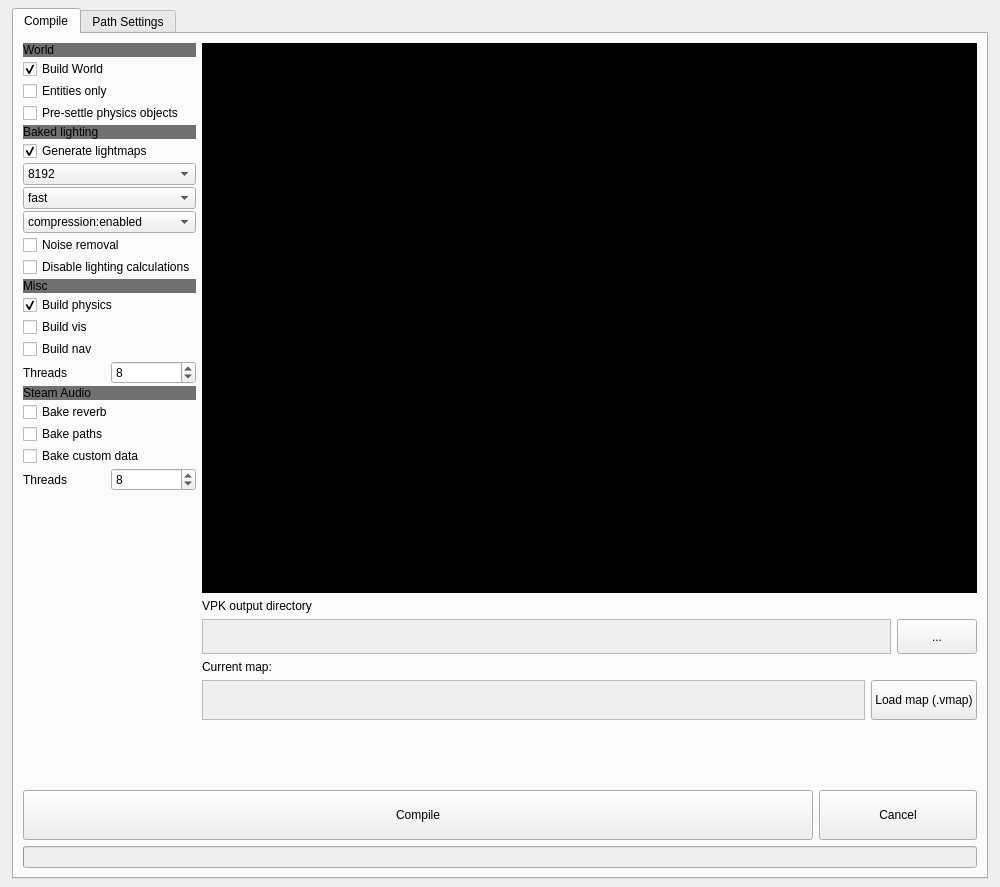
Before: the Qt Designer form ui/s2ec.ui in KETALx/s2_externalcoompiler, drawn with Qt 5.
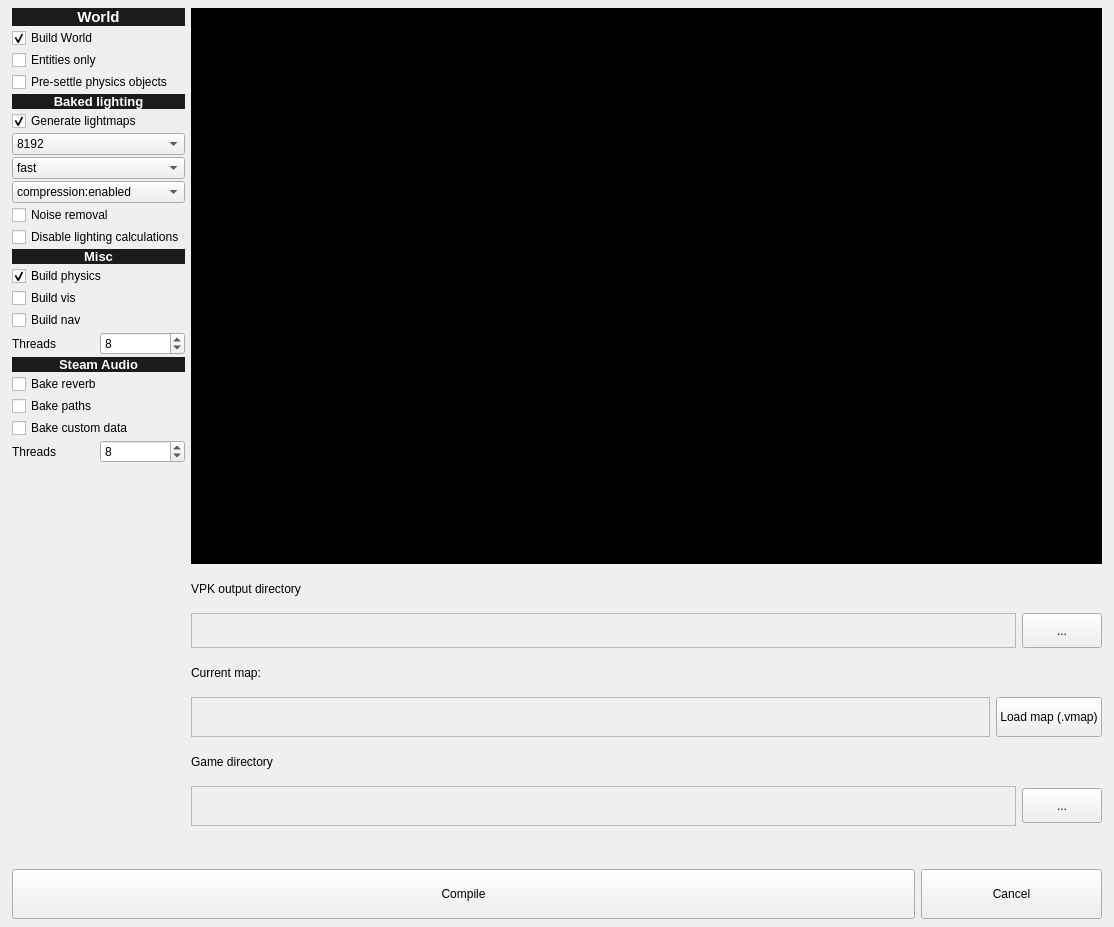
After: the same form once the commit is applied. Icons and pictures are not drawn.

Patch:
```diff
--- a/ui/s2ec.ui
+++ b/ui/s2ec.ui
@@ -6,8 +6,8 @@
    <rect>
     <x>0</x>
     <y>0</y>
-    <width>1000</width>
-    <height>887</height>
+    <width>1114</width>
+    <height>927</height>
    </rect>
   </property>
   <property name="sizePolicy">
@@ -25,6 +25,9 @@
   <property name="windowTitle">
    <string>External source 2 compiler</string>
   </property>
+  <property name="styleSheet">
+   <string notr="true"/>
+  </property>
   <widget class="QWidget" name="centralwidget">
    <layout class="QGridLayout" name="gridLayout">
     <property name="leftMargin">
@@ -40,21 +43,6 @@
      <number>8</number>
     </property>
     <item row="0" column="0">
-     <widget class="QTabWidget" name="tabWidget">
-      <property name="font">
-       <font>
-        <bold>false</bold>
-       </font>
-      </property>
-      <property name="currentIndex">
-       <number>0</number>
-      </property>
-      <widget class="QWidget" name="CompileSettings">
-       <attribute name="title">
-        <string>Compile</string>
-       </attribute>
-       <layout class="QVBoxLayout" name="verticalLayout_2">
-        <item>
          <layout class="QHBoxLayout" name="horizontalLayout_5">
           <item>
            <layout class="QVBoxLayout" name="verticalLayout_4">
@@ -68,18 +56,24 @@
               </property>
               <property name="font">
                <font>
-                <bold>false</bold>
+            <pointsize>11</pointsize>
+            <italic>false</italic>
+            <bold>true</bold>
+            <underline>false</underline>
                </font>
               </property>
               <property name="autoFillBackground">
                <bool>false</bool>
               </property>
               <property name="styleSheet">
-               <string notr="true">background-color:rgb(112, 112, 112)</string>
+           <string notr="true">background-color:rgb(27, 27, 27); color:white</string>
               </property>
               <property name="text">
                <string>World</string>
               </property>
+          <property name="alignment">
+           <set>Qt::AlignCenter</set>
+          </property>
              </widget>
             </item>
             <item>
@@ -134,15 +128,19 @@
              <widget class="QLabel" name="label_12">
               <property name="font">
                <font>
-                <bold>false</bold>
+            <pointsize>10</pointsize>
+            <bold>true</bold>
                </font>
               </property>
               <property name="styleSheet">
-               <string notr="true">background-color:rgb(112, 112, 112)</string>
+           <string notr="true">background-color:rgb(27, 27, 27); color:white</string>
               </property>
               <property name="text">
                <string>Baked lighting</string>
               </property>
+          <property name="alignment">
+           <set>Qt::AlignCenter</set>
+          </property>
              </widget>
             </item>
             <item>
@@ -292,15 +290,19 @@
              <widget class="QLabel" name="label_13">
               <property name="font">
                <font>
-                <bold>false</bold>
+            <pointsize>10</pointsize>
+            <bold>true</bold>
                </font>
               </property>
               <property name="styleSheet">
-               <string notr="true">background-color:rgb(112, 112, 112)</string>
+           <string notr="true">background-color:rgb(27, 27, 27); color:white</string>
               </property>
               <property name="text">
                <string>Misc</string>
               </property>
+          <property name="alignment">
+           <set>Qt::AlignCenter</set>
+          </property>
              </widget>
             </item>
             <item>
@@ -386,15 +388,19 @@
              <widget class="QLabel" name="label_14">
               <property name="font">
                <font>
-                <bold>false</bold>
+            <pointsize>10</pointsize>
+            <bold>true</bold>
                </font>
               </property>
               <property name="styleSheet">
-               <string notr="true">background-color:rgb(112, 112, 112)</string>
+           <string notr="true">background-color:rgb(27, 27, 27); color:white</string>
               </property>
               <property name="text">
                <string>Steam Audio</string>
               </property>
+          <property name="alignment">
+           <set>Qt::AlignCenter</set>
+          </property>
              </widget>
             </item>
             <item>
@@ -494,7 +500,7 @@
            </layout>
           </item>
           <item>
-           <layout class="QVBoxLayout" name="verticalLayout" stretch="0,0,0,0,0,0">
+       <layout class="QVBoxLayout" name="verticalLayout" stretch="15,1,1,1,1,1,1,1">
             <property name="spacing">
              <number>6</number>
             </property>
@@ -571,7 +577,7 @@
              </layout>
             </item>
             <item>
-             <widget class="QLabel" name="label">
+         <widget class="QLabel" name="maplabel">
               <property name="font">
                <font>
                 <bold>false</bold>
@@ -646,6 +652,49 @@
               </item>
              </layout>
             </item>
+        <item>
+         <widget class="QLabel" name="label">
+          <property name="text">
+           <string>Game directory</string>
+          </property>
+         </widget>
+        </item>
+        <item>
+         <layout class="QHBoxLayout" name="horizontalLayout">
+          <item>
+           <widget class="QPlainTextEdit" name="ResourceCompilerText">
+            <property name="enabled">
+             <bool>false</bool>
+            </property>
+            <property name="maximumSize">
+             <size>
+              <width>16777215</width>
+              <height>40</height>
+             </size>
+            </property>
+           </widget>
+          </item>
+          <item>
+           <widget class="QPushButton" name="buttonLoadCompilerPath">
+            <property name="minimumSize">
+             <size>
+              <width>0</width>
+              <height>25</height>
+             </size>
+            </property>
+            <property name="maximumSize">
+             <size>
+              <width>200</width>
+              <height>35</height>
+             </size>
+            </property>
+            <property name="text">
+             <string>...</string>
+            </property>
+           </widget>
+          </item>
+         </layout>
+        </item>
             <item>
              <spacer name="verticalSpacer_2">
               <property name="orientation">
@@ -663,7 +712,7 @@
           </item>
          </layout>
         </item>
-        <item>
+    <item row="1" column="0">
          <layout class="QHBoxLayout" name="horizontalLayout_3" stretch="5,1">
           <item>
            <widget class="QPushButton" name="pushButtonCompile">
@@ -678,7 +727,7 @@
             </property>
             <property name="minimumSize">
              <size>
-              <width>0</width>
+          <width>900</width>
               <height>50</height>
              </size>
             </property>
@@ -735,78 +784,6 @@
            </widget>
           </item>
          </layout>
-        </item>
-        <item>
-         <widget class="QProgressBar" name="progressBar">
-          <property name="enabled">
-           <bool>false</bool>
-          </property>
-          <property name="font">
-           <font>
-            <bold>false</bold>
-           </font>
-          </property>
-          <property name="styleSheet">
-           <string/>
-          </property>
-          <property name="maximum">
-           <number>100</number>
-          </property>
-          <property name="value">
-           <number>0</number>
-          </property>
-          <property name="textVisible">
-           <bool>false</bool>
-          </property>
-          <property name="invertedAppearance">
-           <bool>false</bool>
-          </property>
-          <property name="format">
-           <string notr="true">%p%</string>
-          </property>
-         </widget>
-        </item>
-       </layout>
-      </widget>
-      <widget class="QWidget" name="PathSettings">
-       <attribute name="title">
-        <string>Path Settings</string>
-       </attribute>
-       <widget class="QWidget" name="gridLayoutWidget">
-        <property name="geometry">
-         <rect>
-          <x>10</x>
-          <y>20</y>
-          <width>811</width>
-          <height>95</height>
-         </rect>
-        </property>
-        <layout class="QGridLayout" name="gridLayout_2">
-         <item row="1" column="0">
-          <widget class="QPlainTextEdit" name="ResourceCompilerText">
-           <property name="enabled">
-            <bool>false</bool>
-           </property>
-          </widget>
-         </item>
-         <item row="1" column="1">
-          <widget class="QPushButton" name="buttonLoadCompilerPath">
-           <property name="text">
-            <string>...</string>
-           </property>
-          </widget>
-         </item>
-         <item row="0" column="0">
-          <widget class="QLabel" name="label_3">
-           <property name="text">
-            <string>Resource compiler path</string>
-           </property>
-          </widget>
-         </item>
-        </layout>
-       </widget>
-      </widget>
-     </widget>
     </item>
    </layout>
   </widget>
```
Left out of the diff: 2 changed lines with no effect on the pictures. Lines whose indentation alone changed are shown as unchanged.
